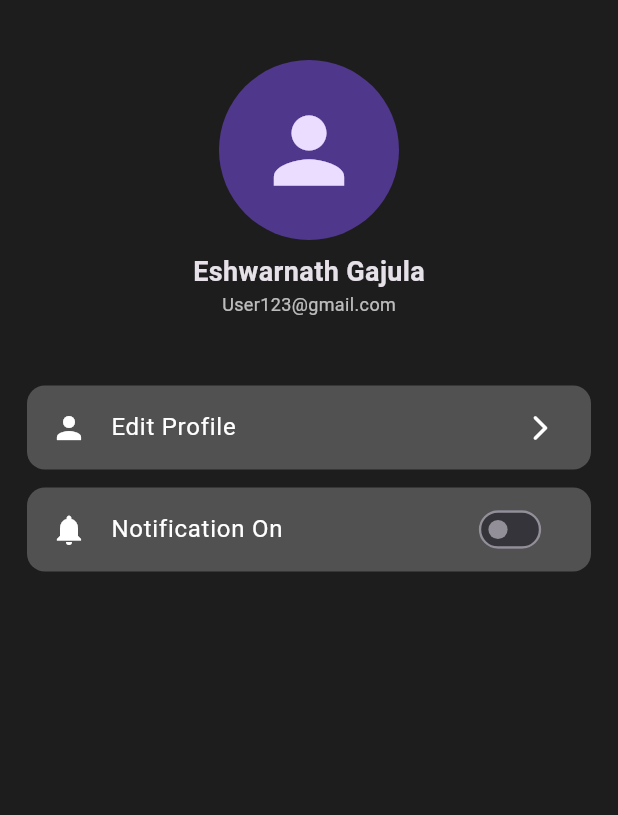
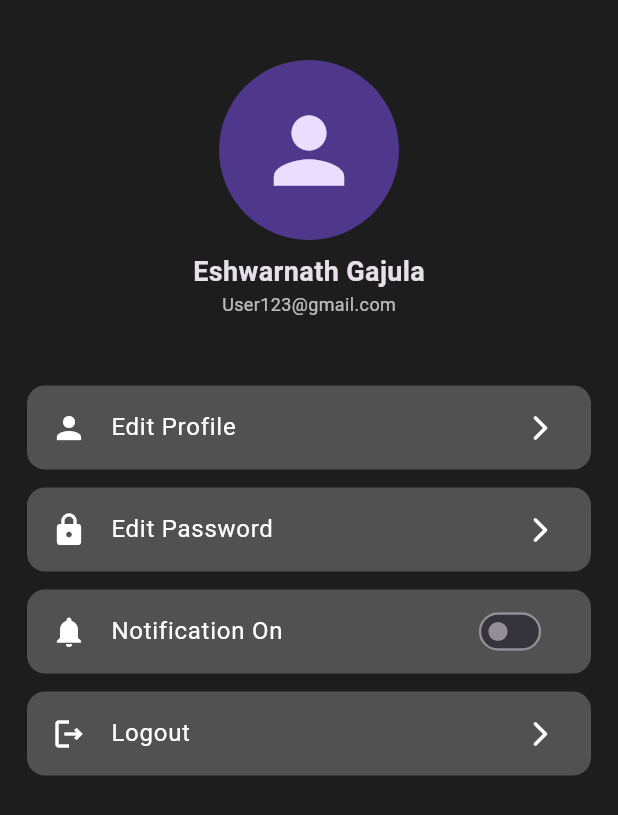
Before and after one commit to Eshwarnath24/Movie-Vault, a Flutter app: the Profile widget shown alone on an empty page, opened directly with empty values, on a phone screen of 412 x 824 dp. Shown: the top 815 px of the screen. Run offline on Flutter 3.47's test engine with Material 3 defaults, Android fonts, the phone set to English and light mode, and no system bars; our stand-ins replace carousel_slider, flutter_svg, video_player.

Commit message:
add profile edit options

```diff
--- a/lib/pages/profile.dart
+++ b/lib/pages/profile.dart
@@ -1,10 +1,17 @@
 import 'package:flutter/material.dart';
+import 'package:ott/pages/editPassword.dart';
 import 'package:ott/pages/editProfile.dart';
+import 'package:ott/pages/signin.dart';
 
 class Profile extends StatefulWidget {
   final void Function(Widget) changePage;
+  final void Function(String) changeTittle;
 
-  const Profile({super.key, required this.changePage});
+  const Profile({
+    super.key,
+    required this.changePage,
+    required this.changeTittle,
+  });
 
   @override
   State<Profile> createState() => _ProfileState();
@@ -31,7 +38,15 @@ class _ProfileState extends State<Profile> {
           child: ListTile(
             onTap: () {
               print("Add $Option tapped");
-              widget.changePage(navigatingPage);
+              if (Option == "Logout") {
+                Navigator.push(
+                  context,
+                  MaterialPageRoute(builder: (context) => Signin()),
+                );
+              } else {
+                widget.changeTittle(Option);
+                widget.changePage(navigatingPage);
+              }
             },
             title: Text(Option, style: TextStyle(color: Colors.white)),
             leading: Icon(icon, color: Colors.white),
@@ -77,8 +92,16 @@ class _ProfileState extends State<Profile> {
           Expanded(
             child: ListView(
               children: [
-                _createProfileOptions("Edit Profile", Icons.person, EditProfile()),
-                // _createProfileOptions("Edit Password", Icons.lock),
+                _createProfileOptions(
+                  "Edit Profile",
+                  Icons.person,
+                  EditProfile(),
+                ),
+                _createProfileOptions(
+                  "Edit Password",
+                  Icons.lock,
+                  EditPassword(),
+                ),
 
                 Container(
                   margin: EdgeInsets.symmetric(vertical: 6, horizontal: 10),
@@ -116,7 +139,11 @@ class _ProfileState extends State<Profile> {
                   ),
                 ),
 
-                // _createProfileOptions("Logout", Icons.logout_outlined),
+                _createProfileOptions(
+                  "Logout",
+                  Icons.logout_outlined,
+                  Signin(),
+                ),
               ],
             ),
           ),
--- a/lib/pages/signup.dart
+++ b/lib/pages/signup.dart
@@ -22,7 +22,7 @@ class _SignupState extends State<Signup> {
       ),
       child: Row(
         children: [
-          Icon(icon as IconData?, size: 20, color: Colors.white70),
+          Icon(icon, size: 20, color: Colors.white70),
           SizedBox(width: 10),
           Expanded(
             child: TextField(
```
Also changed, not shown: lib/pages/editPassword.dart (added, +15 -0 lines), lib/pages/editProfile.dart (+86 -1 lines), lib/pages/movieVault.dart (+5 -2 lines).
